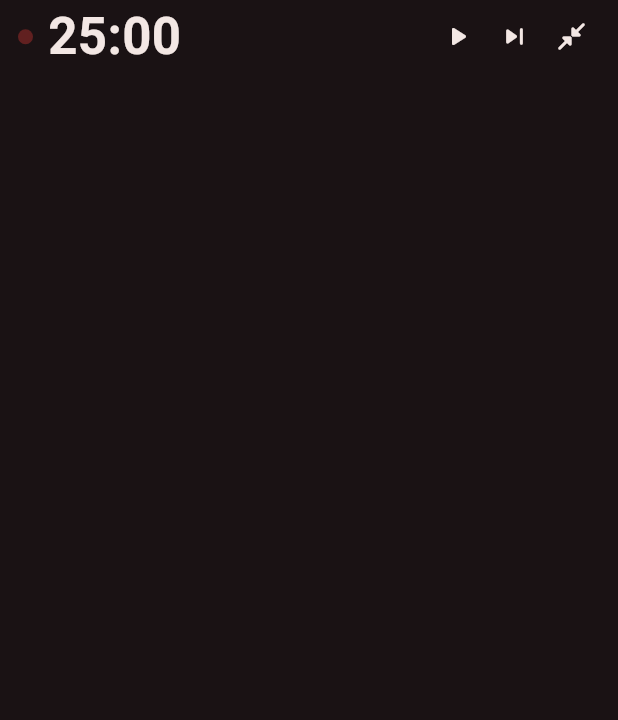
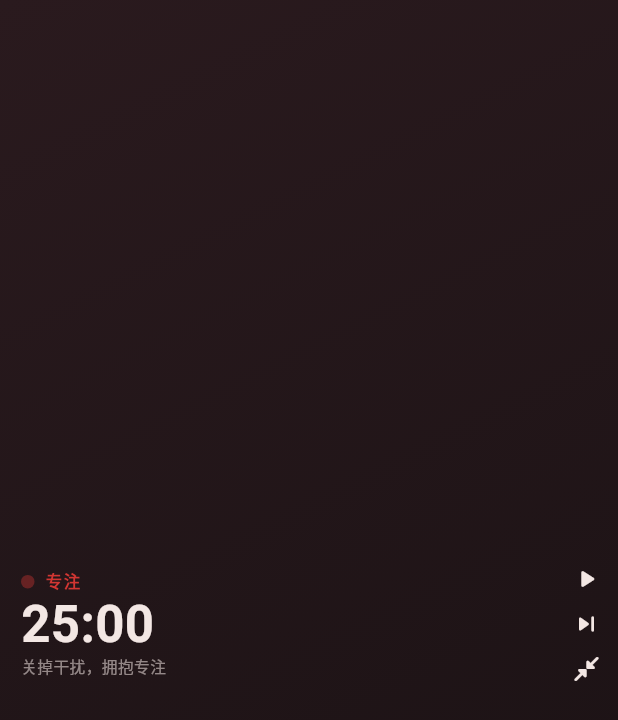
Before and after one commit to B-lackLuster/pomodoro, a Flutter app: the MiniModePage screen opened directly, on a phone screen of 412 x 824 dp. Shown: the top 720 px of the screen. Run offline on Flutter 3.47's test engine with Material 3 defaults, Android fonts, the phone set to English and light mode, and no system bars; our stand-ins replace audioplayers, flutter_local_notifications, flutter_riverpod, shared_preferences; missing offline and left inert: file_selector, launch_at_startup, tray_manager, window_manager; accounts and stored records are empty.

Commit message:
迷你悬浮窗美化：隐藏 macOS 红绿灯、渐变底、阶段鼓励语轮换、底部进度线

```diff
--- a/lib/features/timer/mini_mode_page.dart
+++ b/lib/features/timer/mini_mode_page.dart
@@ -2,10 +2,12 @@
 import 'package:flutter/material.dart';
 import 'package:flutter_riverpod/flutter_riverpod.dart';
 
+import '../../core/models.dart';
 import '../../state/providers.dart';
 import 'phase_style.dart';
 
-/// 迷你悬浮窗模式：无边框、置顶小窗，只保留倒计时和操作按钮，可拖动。
+/// 迷你悬浮窗模式：无边框、置顶小窗。
+/// 渐变底 + 阶段鼓励语（随时间轮换）+ 大倒计时 + 底部进度线，可拖动。
 /// 仅桌面端可用；进入时收起标题栏缩小窗口，退出时还原。
 class MiniModePage extends ConsumerStatefulWidget {
   const MiniModePage({super.key});
@@ -15,6 +17,31 @@
 }
 
 class _MiniModePageState extends ConsumerState<MiniModePage> {
+  static const _focusPhrases = [
+    '专注当下，一次只做一件事',
+    '稳住节奏，胜利在望',
+    '此刻的专注，是未来的底气',
+    '深呼吸，进入心流',
+    '关掉干扰，拥抱专注',
+    '每一分钟都算数',
+    '你在变强的路上',
+  ];
+
+  static const _shortBreakPhrases = [
+    '休息一下，是为了走更远',
+    '起身活动，看看远方',
+    '喝口水，放松眼睛',
+    '喘口气，你做得很好',
+    '伸个懒腰，再战一轮',
+  ];
+
+  static const _longBreakPhrases = [
+    '好好休息，犒劳一下自己',
+    '长休时刻，彻底放空',
+    '充好电，下一程更精彩',
+    '走得远的人，都懂得休息',
+  ];
+
   Future<void> _enterMini() async {
     await ref.read(desktopPlatformProvider).enterMiniMode();
   }
@@ -38,47 +65,114 @@
     final color = phaseColor(pomo.phase);
     final playing = pomo.isRunning;
 
+    // 鼓励语随剩余分钟数轮换，节奏感与内容同步变化
+    final phrases = switch (pomo.phase) {
+      PomodoroPhase.focus => _focusPhrases,
+      PomodoroPhase.shortBreak => _shortBreakPhrases,
+      PomodoroPhase.longBreak => _longBreakPhrases,
+    };
+    final phrase = phrases[
+        (pomo.focusInCycle * 3 + pomo.remaining.inMinutes) % phrases.length];
+
     return Scaffold(
-      backgroundColor: const Color(0xFF1A1214),
-      body: GestureDetector(
+      backgroundColor: const Color(0xFF171012),
+      body: Column(
+        children: [
+          Expanded(
+            child: GestureDetector(
               // 按住空白处拖动窗口
               onPanStart: (_) =>
                   ref.read(desktopPlatformProvider).startWindowDrag(),
               behavior: HitTestBehavior.opaque,
-        child: Padding(
-          padding: const EdgeInsets.symmetric(horizontal: 12),
+              child: Container(
+                decoration: const BoxDecoration(
+                  gradient: LinearGradient(
+                    begin: Alignment.topLeft,
+                    end: Alignment.bottomRight,
+                    colors: [Color(0xFF2A1A1E), Color(0xFF171012)],
+                  ),
+                ),
+                padding: const EdgeInsets.fromLTRB(14, 10, 4, 0),
                 child: Row(
+                  crossAxisAlignment: CrossAxisAlignment.center,
+                  children: [
+                    Column(
+                      mainAxisSize: MainAxisSize.min,
+                      crossAxisAlignment: CrossAxisAlignment.start,
+                      children: [
+                        Row(
                           children: [
                             Container(
-                width: 10,
-                height: 10,
+                              width: 9,
+                              height: 9,
                               decoration: BoxDecoration(
-                  color: playing ? color : color.withValues(alpha: 0.35),
+                                color: playing
+                                    ? color
+                                    : color.withValues(alpha: 0.35),
                                 shape: BoxShape.circle,
+                                boxShadow: playing
+                                    ? [
+                                        BoxShadow(
+                                          color: color.withValues(alpha: 0.6),
+                                          blurRadius: 6,
+                                        ),
+                                      ]
+                                    : null,
                               ),
                             ),
-              const SizedBox(width: 10),
+                            const SizedBox(width: 7),
+                            Text(
+                              phaseLabel(pomo.phase),
+                              style: TextStyle(
+                                color: color.withValues(alpha: 0.9),
+                                fontSize: 11,
+                                fontWeight: FontWeight.w600,
+                                letterSpacing: 1,
+                              ),
+                            ),
+                          ],
+                        ),
+                        const SizedBox(height: 2),
                         Text(
                           pomo.clockText,
                           style: const TextStyle(
                             color: Color(0xFFF3E7E4),
                             fontSize: 34,
+                            height: 1.1,
                             fontWeight: FontWeight.w600,
                             fontFeatures: [FontFeature.tabularFigures()],
                           ),
                         ),
+                        const SizedBox(height: 2),
+                        Text(
+                          phrase,
+                          maxLines: 1,
+                          overflow: TextOverflow.ellipsis,
+                          style: TextStyle(
+                            color: const Color(0xFFF3E7E4)
+                                .withValues(alpha: 0.55),
+                            fontSize: 10.5,
+                          ),
+                        ),
+                      ],
+                    ),
                     const Spacer(),
+                    Column(
+                      mainAxisSize: MainAxisSize.min,
+                      children: [
                         _MiniButton(
                           icon: playing
                               ? Icons.pause_rounded
                               : Icons.play_arrow_rounded,
                           tooltip: playing ? '暂停' : '开始',
-                onTap: () => ref.read(pomodoroProvider.notifier).toggle(),
+                          onTap: () =>
+                              ref.read(pomodoroProvider.notifier).toggle(),
                         ),
                         _MiniButton(
                           icon: Icons.skip_next_rounded,
                           tooltip: '跳过',
-                onTap: () => ref.read(pomodoroProvider.notifier).skip(),
+                          onTap: () =>
+                              ref.read(pomodoroProvider.notifier).skip(),
                         ),
                         _MiniButton(
                           icon: Icons.close_fullscreen_rounded,
@@ -87,7 +181,20 @@
                         ),
                       ],
                     ),
+                  ],
                 ),
+              ),
+            ),
+          ),
+          // 底部进度线
+          Align(
+            alignment: Alignment.centerLeft,
+            child: FractionallySizedBox(
+              widthFactor: pomo.progress,
+              child: Container(height: 2.5, color: color),
+            ),
+          ),
+        ],
       ),
     );
   }
@@ -112,8 +219,8 @@
         onTap: onTap,
         borderRadius: BorderRadius.circular(8),
         child: Padding(
-          padding: const EdgeInsets.all(8),
-          child: Icon(icon, color: const Color(0xFFF3E7E4), size: 22),
+          padding: const EdgeInsets.symmetric(horizontal: 7, vertical: 5),
+          child: Icon(icon, color: const Color(0xFFF3E7E4), size: 20),
         ),
       ),
     );
--- a/lib/platform/desktop_io.dart
+++ b/lib/platform/desktop_io.dart
@@ -81,8 +81,12 @@
   Future<void> enterMiniMode() async {
     try {
       await windowManager.setMinimumSize(const Size(0, 0));
-      await windowManager.setTitleBarStyle(TitleBarStyle.hidden);
-      await windowManager.setSize(Size(240, 88));
+      // macOS 的 hidden 样式默认保留红绿灯按钮，需显式隐藏避免遮挡内容
+      await windowManager.setTitleBarStyle(
+        TitleBarStyle.hidden,
+        windowButtonVisibility: false,
+      );
+      await windowManager.setSize(Size(280, 116));
       await windowManager.setAlwaysOnTop(true);
     } catch (_) {}
   }
```
Lines whose indentation alone changed are shown as unchanged.
